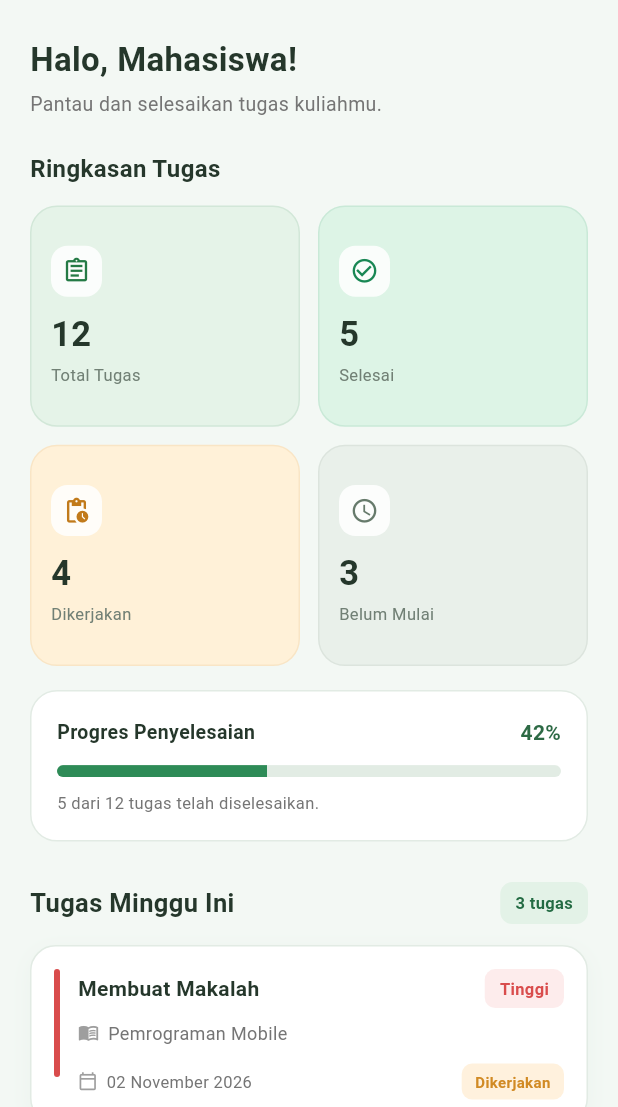
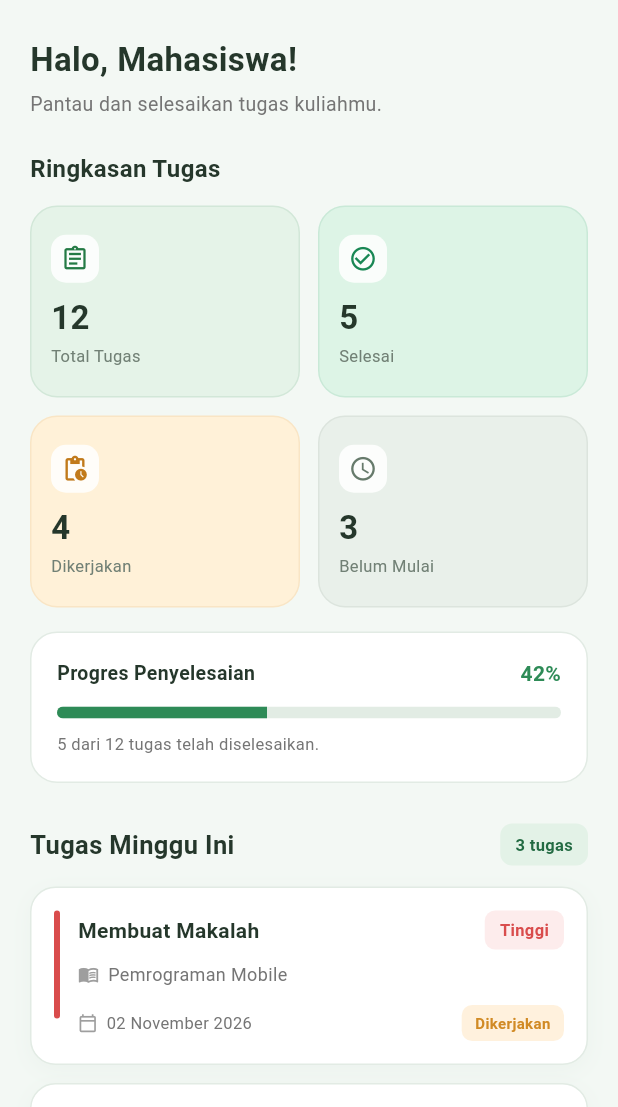
Before and after one commit to pannpanns/UTS-2415051069_Putu_Evan_Jagadish_Satriana, a Flutter app: the screen it shows after launch, on a phone screen of 412 x 824 dp, the part 129-1236 px from its top. Run offline on Flutter 3.47's test engine with Material 3 defaults, Android fonts, the phone set to English and light mode, and no system bars.

Commit message:
Implement responsive dashboard layouts

```diff
--- a/lib/screens/home_screen.dart
+++ b/lib/screens/home_screen.dart
@@ -6,45 +6,81 @@ import '../widgets/task_card.dart';
 class HomeScreen extends StatelessWidget {
   const HomeScreen({super.key});
 
+  static const double _maxContentWidth = 1200;
+  static const double _wideBreakpoint = 700;
+
   @override
   Widget build(BuildContext context) {
     return Scaffold(
       body: SafeArea(
-        child: SingleChildScrollView(
-          padding: EdgeInsets.zero,
+        child: LayoutBuilder(
+          builder: (context, constraints) {
+            final isWide = constraints.maxWidth >= _wideBreakpoint;
+
+            final horizontalPadding = isWide ? 32.0 : 20.0;
+
+            final availableWidth = constraints.maxWidth > _maxContentWidth
+                ? _maxContentWidth
+                : constraints.maxWidth;
+
+            final contentWidth = availableWidth - (horizontalPadding * 2);
+
+            return SingleChildScrollView(
               child: Column(
                 crossAxisAlignment: CrossAxisAlignment.stretch,
                 children: [
-              _buildHeader(),
-              Padding(
-                padding: const EdgeInsets.fromLTRB(20, 24, 20, 24),
+                  _buildHeader(horizontalPadding),
+
+                  Center(
+                    child: ConstrainedBox(
+                      constraints: const BoxConstraints(
+                        maxWidth: _maxContentWidth,
+                      ),
+                      child: Padding(
+                        padding: EdgeInsets.fromLTRB(
+                          horizontalPadding,
+                          24,
+                          horizontalPadding,
+                          24,
+                        ),
                         child: Column(
                           crossAxisAlignment: CrossAxisAlignment.start,
                           children: [
                             _buildGreeting(),
                             const SizedBox(height: 22),
-                    _buildSummary(),
+
+                            _buildSummary(contentWidth),
                             const SizedBox(height: 16),
-                    _buildProgressCard(context),
+
+                            _buildProgressCard(),
                             const SizedBox(height: 27),
+
                             _buildUpcomingHeader(),
                             const SizedBox(height: 14),
-                    _buildUpcomingTasks(),
+
+                            _buildUpcomingTasks(isWide),
                           ],
+                        ),
+                      ),
                     ),
                   ),
                 ],
               ),
+            );
+          },
         ),
       ),
     );
   }
 
   // Full-width application header
-  Widget _buildHeader() {
+  Widget _buildHeader(double horizontalPadding) {
     return Container(
       width: double.infinity,
-      padding: const EdgeInsets.symmetric(horizontal: 20, vertical: 20),
+      padding: EdgeInsets.symmetric(
+        horizontal: horizontalPadding,
+        vertical: 20,
+      ),
       decoration: const BoxDecoration(
         gradient: LinearGradient(
           colors: [Color(0xFF14532D), Color(0xFF2E8B57)],
@@ -56,6 +92,9 @@ class HomeScreen extends StatelessWidget {
           bottomRight: Radius.circular(22),
         ),
       ),
+      child: Center(
+        child: ConstrainedBox(
+          constraints: const BoxConstraints(maxWidth: _maxContentWidth),
           child: Row(
             children: [
               Container(
@@ -72,6 +111,7 @@ class HomeScreen extends StatelessWidget {
                 ),
               ),
               const SizedBox(width: 12),
+
               const Expanded(
                 child: Column(
                   crossAxisAlignment: CrossAxisAlignment.start,
@@ -92,6 +132,7 @@ class HomeScreen extends StatelessWidget {
                   ],
                 ),
               ),
+
               Container(
                 width: 38,
                 height: 38,
@@ -106,6 +147,8 @@ class HomeScreen extends StatelessWidget {
                 ),
               ),
             ],
+          ),
+        ),
       ),
     );
   }
@@ -132,8 +175,10 @@ class HomeScreen extends StatelessWidget {
     );
   }
 
-  // Task summary
-  Widget _buildSummary() {
+  // Responsive task summary
+  Widget _buildSummary(double contentWidth) {
+    final crossAxisCount = contentWidth >= 680 ? 4 : 2;
+
     return Column(
       crossAxisAlignment: CrossAxisAlignment.start,
       children: [
@@ -146,13 +191,16 @@ class HomeScreen extends StatelessWidget {
           ),
         ),
         const SizedBox(height: 13),
-        GridView.count(
+
+        GridView(
           shrinkWrap: true,
           physics: const NeverScrollableScrollPhysics(),
-          crossAxisCount: 2,
+          gridDelegate: SliverGridDelegateWithFixedCrossAxisCount(
+            crossAxisCount: crossAxisCount,
             crossAxisSpacing: 12,
             mainAxisSpacing: 12,
-          childAspectRatio: 1.22,
+            mainAxisExtent: 128,
+          ),
           children: const [
             SummaryCard(
               title: 'Total Tugas',
@@ -189,7 +237,7 @@ class HomeScreen extends StatelessWidget {
   }
 
   // Task completion progress
-  Widget _buildProgressCard(BuildContext context) {
+  Widget _buildProgressCard() {
     return Container(
       width: double.infinity,
       padding: const EdgeInsets.all(17),
@@ -212,17 +260,18 @@ class HomeScreen extends StatelessWidget {
                   color: Color(0xFF25372B),
                 ),
               ),
-              Text(
+              const Text(
                 '42%',
                 style: TextStyle(
                   fontSize: 14,
                   fontWeight: FontWeight.bold,
-                  color: Theme.of(context).colorScheme.primary,
+                  color: Color(0xFF2E8B57),
                 ),
               ),
             ],
           ),
           const SizedBox(height: 12),
+
           ClipRRect(
             borderRadius: BorderRadius.circular(10),
             child: const LinearProgressIndicator(
@@ -232,7 +281,9 @@ class HomeScreen extends StatelessWidget {
               valueColor: AlwaysStoppedAnimation<Color>(Color(0xFF2E8B57)),
             ),
           ),
+
           const SizedBox(height: 9),
+
           Text(
             '5 dari 12 tugas telah diselesaikan.',
             style: TextStyle(fontSize: 11, color: Colors.grey.shade600),
@@ -274,34 +325,53 @@ class HomeScreen extends StatelessWidget {
     );
   }
 
-  // Upcoming task list
-  Widget _buildUpcomingTasks() {
-    return const Column(
+  // Responsive upcoming task list
+  Widget _buildUpcomingTasks(bool isWide) {
+    return LayoutBuilder(
+      builder: (context, constraints) {
+        const spacing = 12.0;
+
+        final itemWidth = isWide
+            ? (constraints.maxWidth - spacing) / 2
+            : constraints.maxWidth;
+
+        return Wrap(
+          spacing: spacing,
+          runSpacing: spacing,
           children: [
-        TaskCard(
+            SizedBox(
+              width: itemWidth,
+              child: const TaskCard(
                 title: 'Membuat Makalah',
                 subject: 'Pemrograman Mobile',
                 deadline: '02 November 2026',
                 priority: 'Tinggi',
                 status: 'Dikerjakan',
               ),
-        SizedBox(height: 11),
-        TaskCard(
+            ),
+            SizedBox(
+              width: itemWidth,
+              child: const TaskCard(
                 title: 'Laporan Praktikum',
                 subject: 'Basis Data',
                 deadline: '04 November 2026',
                 priority: 'Sedang',
                 status: 'Belum Mulai',
               ),
-        SizedBox(height: 11),
-        TaskCard(
+            ),
+            SizedBox(
+              width: itemWidth,
+              child: const TaskCard(
                 title: 'Presentasi Individu',
                 subject: 'Analisis Sistem',
                 deadline: '06 November 2026',
                 priority: 'Rendah',
                 status: 'Belum Mulai',
               ),
+            ),
           ],
+        );
+      },
     );
   }
 }
--- a/lib/widgets/summary_card.dart
+++ b/lib/widgets/summary_card.dart
@@ -19,30 +19,31 @@ class SummaryCard extends StatelessWidget {
   @override
   Widget build(BuildContext context) {
     return Container(
-      padding: const EdgeInsets.all(13),
+      padding: const EdgeInsets.symmetric(horizontal: 13, vertical: 11),
       decoration: BoxDecoration(
         color: backgroundColor,
         borderRadius: BorderRadius.circular(18),
         border: Border.all(color: color.withValues(alpha: 0.10)),
       ),
       child: Column(
+        mainAxisAlignment: MainAxisAlignment.center,
         crossAxisAlignment: CrossAxisAlignment.start,
-        mainAxisAlignment: MainAxisAlignment.center,
+        mainAxisSize: MainAxisSize.min,
         children: [
           Container(
-            width: 34,
-            height: 34,
+            width: 32,
+            height: 32,
             decoration: BoxDecoration(
               color: Colors.white.withValues(alpha: 0.85),
-              borderRadius: BorderRadius.circular(11),
+              borderRadius: BorderRadius.circular(10),
             ),
             child: Icon(icon, color: color, size: 19),
           ),
-          const SizedBox(height: 9),
+          const SizedBox(height: 8),
           Text(
             value,
             style: const TextStyle(
-              fontSize: 23,
+              fontSize: 22,
               fontWeight: FontWeight.bold,
               color: Color(0xFF25372B),
             ),
```
Lines whose indentation alone changed are shown as unchanged.
